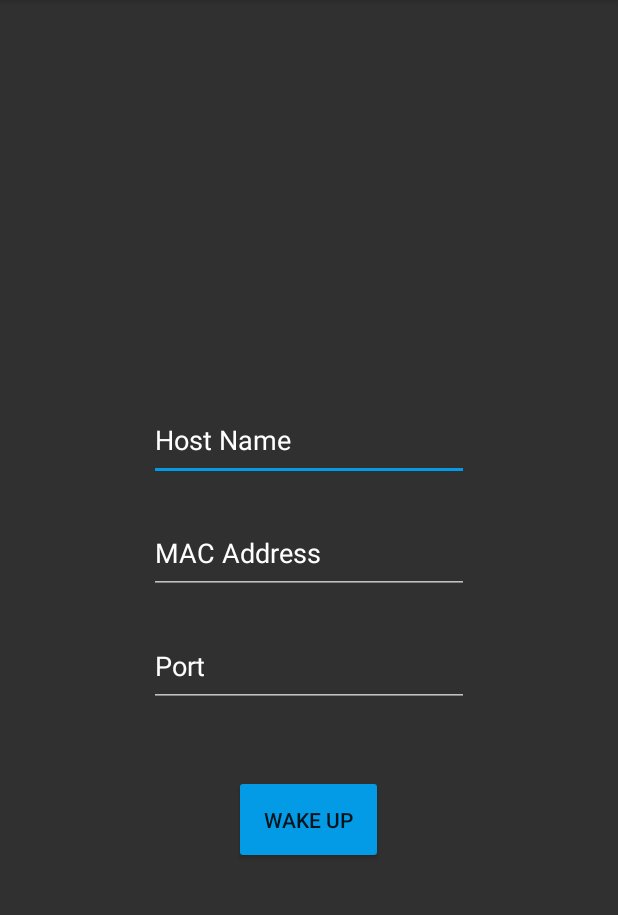
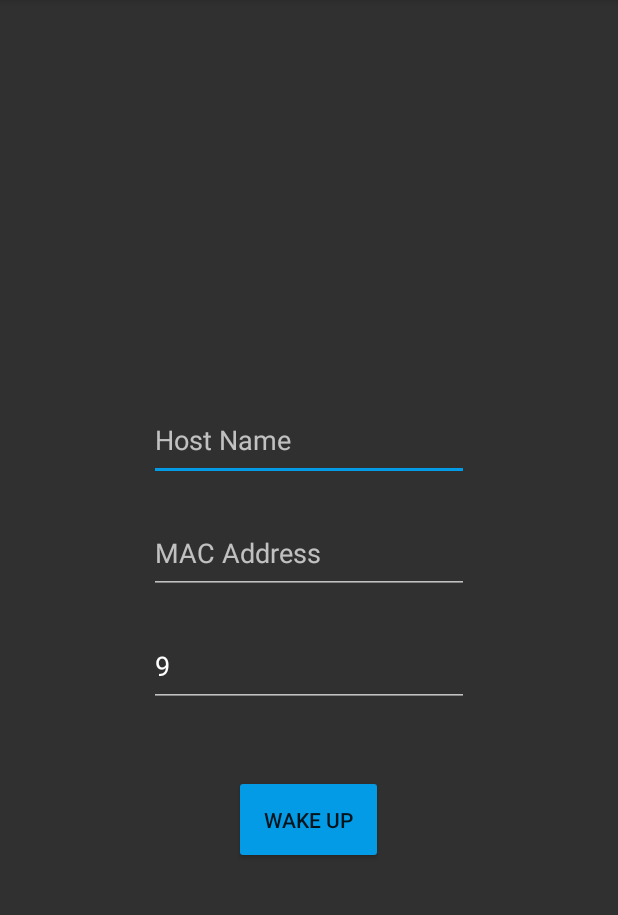
Before and after one commit to Nathan-Duckett/RemoteWakeUp, an Android app: the screen it shows after launch (MainActivity), on a phone screen of 412 x 824 dp, the part 84-999 px from its top. Run offline under Robolectric (Android 15) with nearby library versions, the phone set to English and light mode, and no system bars.

Commit message:
Convert to hint messages on EditText boxes

```diff
--- a/app/src/main/res/layout/activity_main.xml
+++ b/app/src/main/res/layout/activity_main.xml
@@ -18,7 +18,7 @@
             android:layout_height="wrap_content"
             android:ems="10"
             android:inputType="textWebEditText"
-            android:text="Host Name"
+            android:hint="@string/host_name_input"
             android:paddingBottom="15dp"
             android:layout_marginBottom="25dp"/>
 
@@ -28,7 +28,7 @@
             android:layout_height="wrap_content"
             android:ems="10"
             android:inputType="text"
-            android:text="MAC Address"
+            android:hint="@string/mac_address_input"
             android:layout_below="@+id/hostnameInput"
             android:paddingBottom="15dp"
             android:layout_marginBottom="25dp"/>
@@ -39,7 +39,8 @@
             android:layout_height="wrap_content"
             android:ems="10"
             android:inputType="number"
-            android:text="Port"
+            android:hint="@string/port_input"
+            android:text="@string/default_port"
             android:layout_below="@+id/macInput"
             android:paddingBottom="15dp"
             android:layout_marginBottom="25dp"/>
--- a/app/src/main/res/values/strings.xml
+++ b/app/src/main/res/values/strings.xml
@@ -1,4 +1,8 @@
 <resources>
     <string name="app_name">Remote Wake Up</string>
     <string name="wake_up_button">Wake Up</string>
+    <string name="host_name_input">Host Name</string>
+    <string name="mac_address_input">MAC Address</string>
+    <string name="port_input">Port</string>
+    <string name="default_port">9</string>
 </resources>
```
